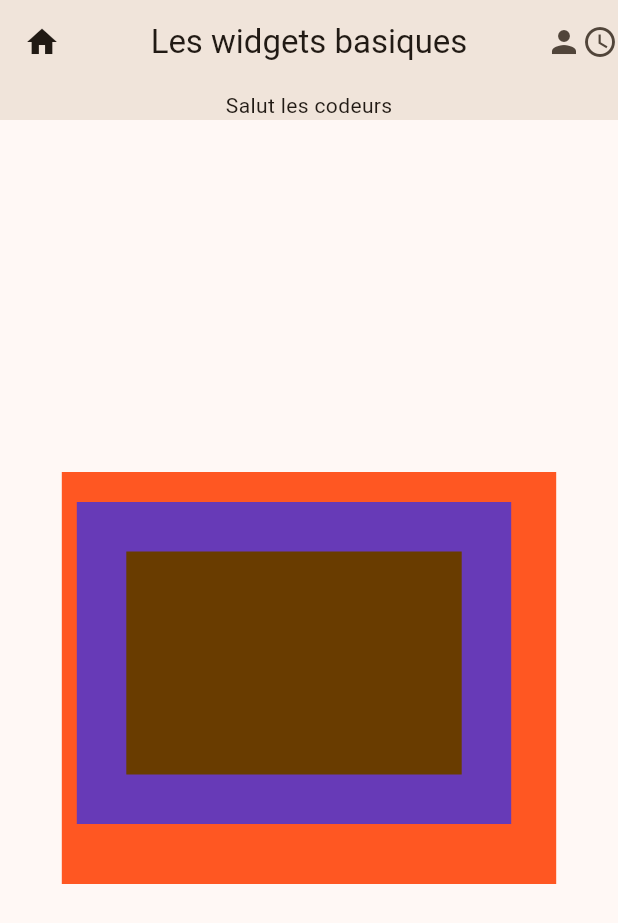
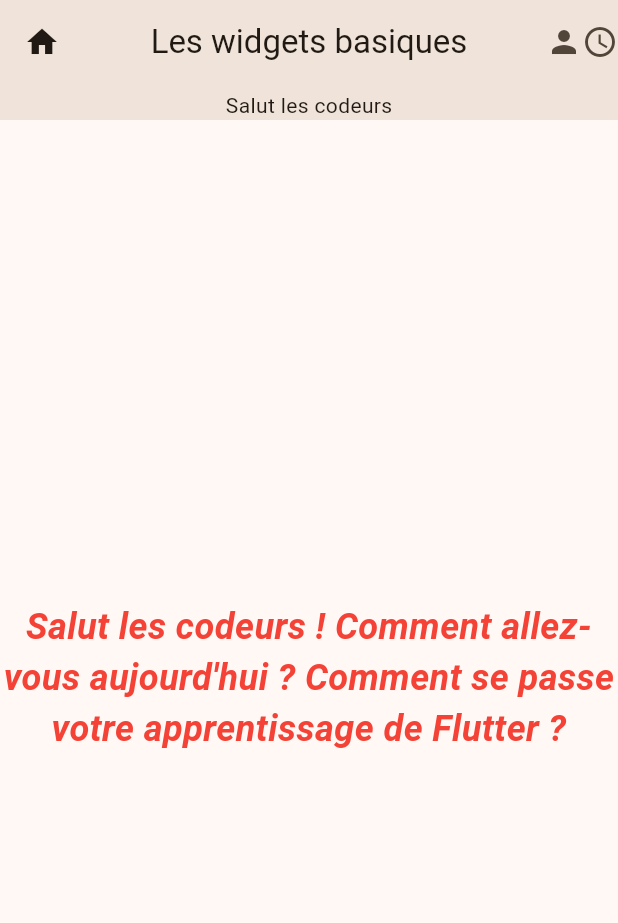
Before and after one commit to simon-oks/learn-flutter-1, a Flutter app: the screen it shows after launch, on a phone screen of 412 x 824 dp. Shown: the top 923 px of the screen. Run offline on Flutter 3.47's test engine with Material 3 defaults, Android fonts, the phone set to English and light mode, and no system bars.

Commit message:
Text Widget

```diff
--- a/lib/main.dart
+++ b/lib/main.dart
@@ -45,21 +45,16 @@
         elevation: 8,
         centerTitle: true,
       ),
-      body: Center(
-        child: Container(
-          color: Colors.deepOrange,
-          height: MediaQuery.of(context).size.height / 3,
-          width: MediaQuery.of(context).size.width * 0.8,
-          alignment: Alignment.bottomCenter,
-          child: Container(
-            color: Colors.deepPurple,
-            margin: const EdgeInsets.fromLTRB(10, 20, 30, 40),
-            child: Padding(
-              padding: const EdgeInsets.all(33),
-              child: Container(
-                color: Theme.of(context).colorScheme.onPrimaryContainer,
-              ),
-            ),
+      body: const Center(
+        child: Text(
+          "Salut les codeurs ! Comment allez-vous aujourd'hui ? Comment se passe votre apprentissage de Flutter ?",
+          textAlign: TextAlign.center,
+          style: TextStyle(
+            color: Colors.red,
+            fontSize: 24,
+            fontStyle: FontStyle.italic,
+            fontWeight: FontWeight.bold,
+            fontFamily: '',
           ),
         ),
       ),
```
